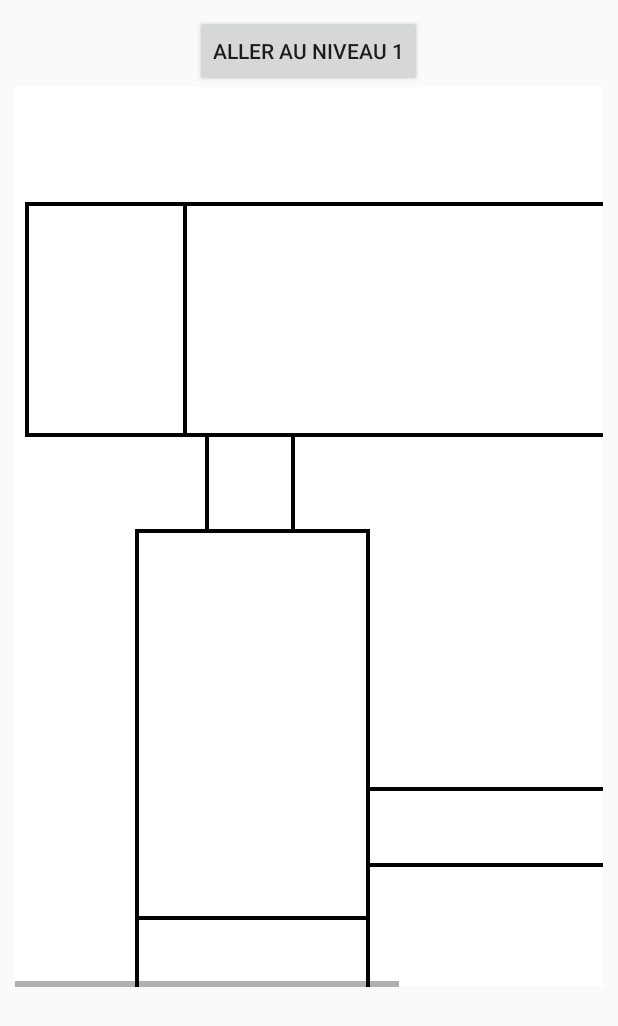
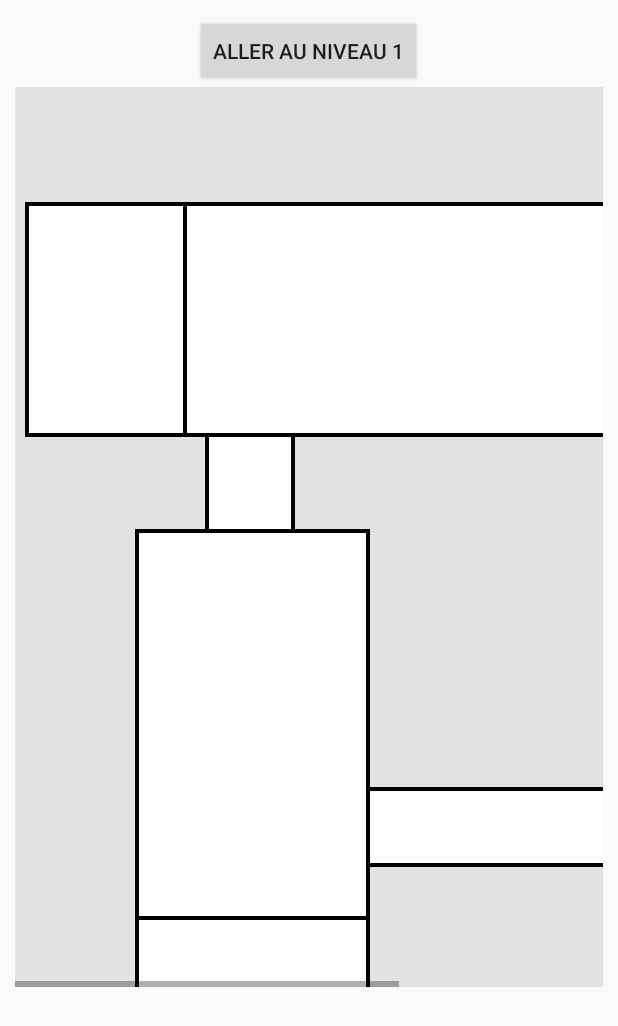
Before and after one commit to Miage-Paris-Ouest/m1c20152016-planinteractifbu, an Android app: the PlanActivity screen opened directly, with no data from a screen before it, on a phone screen of 412 x 824 dp. Shown: the top 1026 px of the screen. Run offline under Robolectric (Android 15) with nearby library versions, the phone set to English and light mode, and no system bars.

Commit message:
Changement de la couleur de l'arrière plan du plan intéractif.

```diff
--- a/app/src/main/java/grp3/projet/miage/paris10/fr/m1c20152016_planinteractifbu/plan/PlanActivity.java
+++ b/app/src/main/java/grp3/projet/miage/paris10/fr/m1c20152016_planinteractifbu/plan/PlanActivity.java
@@ -31,7 +31,7 @@ public class PlanActivity extends Activity {
         numEtageRepresente = plan.getEtageRepresente();
         setBoutonEtageTexte(numEtageRepresente);
 
-        plan.setBackgroundColor(Color.WHITE);
+        plan.setBackgroundColor(Color.rgb(226, 226, 226));
 
         Bundle extras = getIntent().getExtras();
         if (extras != null) {
```
